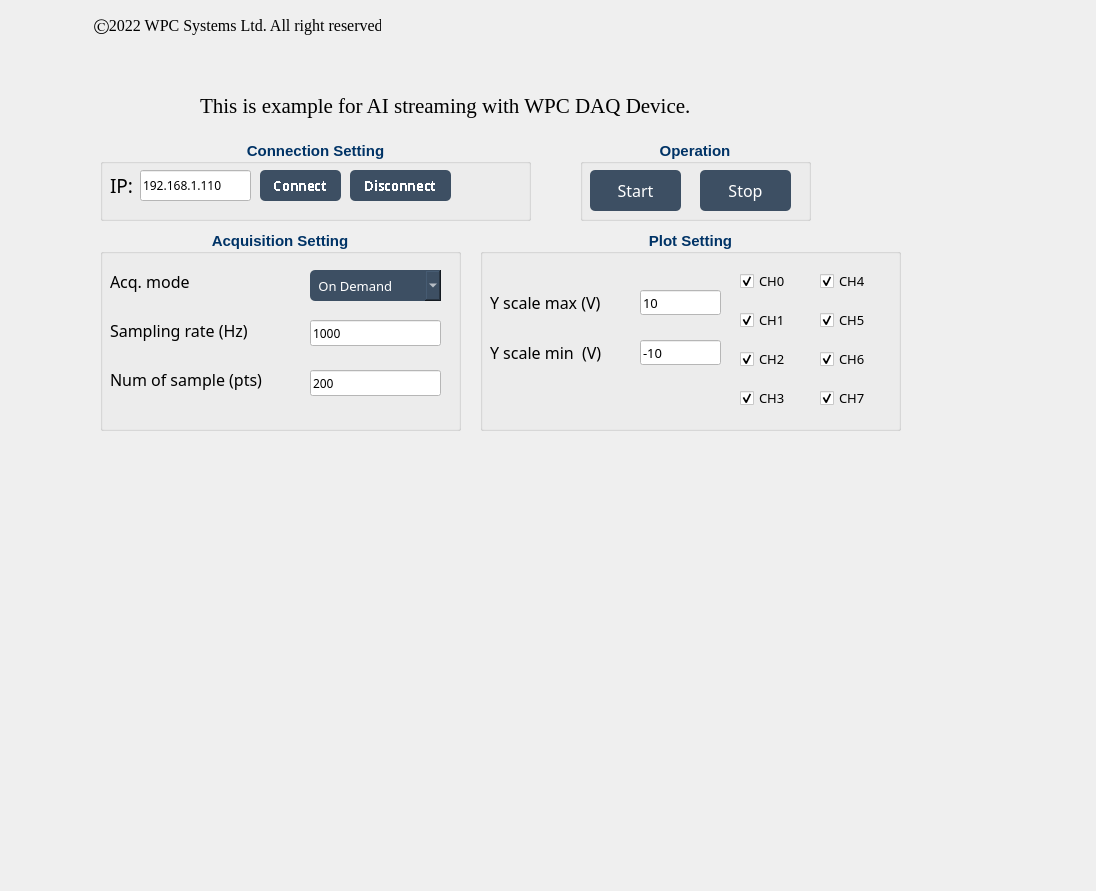
This is examples/GUI/AIO/Example_analog_input/UI_design/example_GUI_AI.ui in WPC-Systems-Ltd/WPC_Python_driver_release as Qt 5 draws it before an edit. The edited form follows.
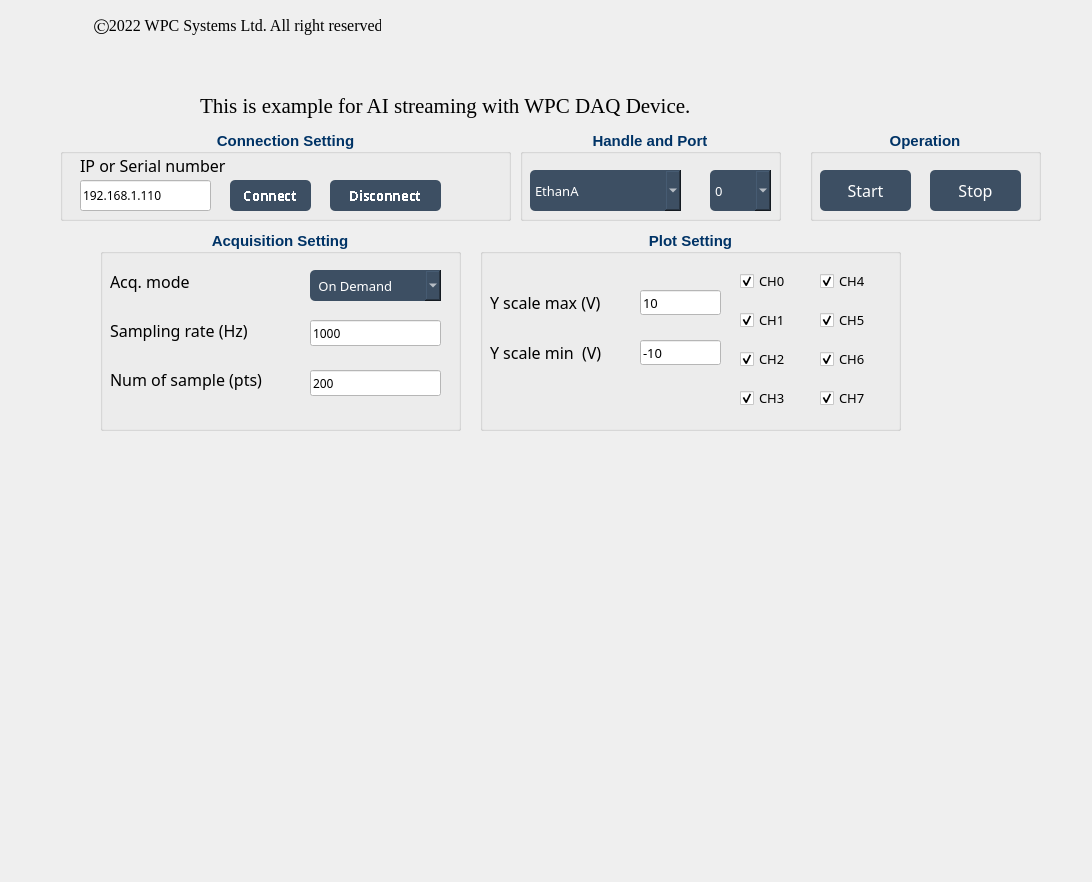
This is the edited form. Icons and pictures are not drawn. Custom widgets are drawn as their Qt base class.

Commit message:
v1.1.0 - New products release EthanO & EthanL (#51)
v1.1.0 Date: 2022/11/23, Developer: Chunglee_people
-----------------------------------------------------------

### Added
- Add handle combobox in GUI example code
- Add product `EthanL` & `EthanO`
- Add `AO_waveform_generation.py` example code

### Changed
- Update `WPC_DAQ_Devices_User_Manual` from r19 to r20

Patch:
```diff
--- a/examples/GUI/AIO/Example_analog_input/UI_design/example_GUI_AI.ui
+++ b/examples/GUI/AIO/Example_analog_input/UI_design/example_GUI_AI.ui
@@ -6,8 +6,8 @@
    <rect>
     <x>0</x>
     <y>0</y>
-    <width>1096</width>
-    <height>891</height>
+    <width>1092</width>
+    <height>882</height>
    </rect>
   </property>
   <property name="windowTitle">
@@ -17,10 +17,10 @@
    <widget class="QGroupBox" name="groupBox_connection">
     <property name="geometry">
      <rect>
-      <x>100</x>
-      <y>140</y>
-      <width>431</width>
-      <height>81</height>
+      <x>60</x>
+      <y>130</y>
+      <width>451</width>
+      <height>91</height>
      </rect>
     </property>
     <property name="palette">
@@ -491,9 +491,9 @@
     <widget class="QLabel" name="lb_ip">
      <property name="geometry">
       <rect>
-       <x>10</x>
-       <y>30</y>
-       <width>31</width>
+       <x>20</x>
+       <y>20</y>
+       <width>191</width>
        <height>31</height>
       </rect>
      </property>
@@ -537,21 +537,21 @@
      <property name="font">
       <font>
        <family>微軟正黑體</family>
-       <pointsize>14</pointsize>
+       <pointsize>12</pointsize>
        <weight>50</weight>
        <bold>false</bold>
       </font>
      </property>
      <property name="text">
-      <string>IP:</string>
+      <string>IP or Serial number</string>
      </property>
     </widget>
     <widget class="QLineEdit" name="lineEdit_IP">
      <property name="geometry">
       <rect>
-       <x>40</x>
-       <y>30</y>
-       <width>111</width>
+       <x>20</x>
+       <y>50</y>
+       <width>131</width>
        <height>31</height>
       </rect>
      </property>
@@ -570,8 +570,8 @@
     <widget class="QPushButton" name="btn_connect">
      <property name="geometry">
       <rect>
-       <x>160</x>
-       <y>30</y>
+       <x>170</x>
+       <y>50</y>
        <width>81</width>
        <height>31</height>
       </rect>
@@ -1052,9 +1052,9 @@
     <widget class="QPushButton" name="btn_disconnect">
      <property name="geometry">
       <rect>
-       <x>250</x>
-       <y>30</y>
-       <width>101</width>
+       <x>270</x>
+       <y>50</y>
+       <width>111</width>
        <height>31</height>
       </rect>
      </property>
@@ -1534,8 +1534,8 @@
     <widget class="QLabel" name="lb_led">
      <property name="geometry">
       <rect>
-       <x>370</x>
-       <y>20</y>
+       <x>390</x>
+       <y>30</y>
        <width>51</width>
        <height>51</height>
       </rect>
@@ -1559,10 +1559,10 @@
    <widget class="QGroupBox" name="groupBox_operation">
     <property name="geometry">
      <rect>
-      <x>580</x>
-      <y>140</y>
+      <x>810</x>
+      <y>130</y>
       <width>231</width>
-      <height>81</height>
+      <height>91</height>
      </rect>
     </property>
     <property name="palette">
@@ -2034,7 +2034,7 @@
      <property name="geometry">
       <rect>
        <x>10</x>
-       <y>30</y>
+       <y>40</y>
        <width>91</width>
        <height>41</height>
       </rect>
@@ -2067,7 +2067,7 @@
      <property name="geometry">
       <rect>
        <x>120</x>
-       <y>30</y>
+       <y>40</y>
        <width>91</width>
        <height>41</height>
       </rect>
@@ -4184,6 +4184,980 @@
      </rect>
     </property>
    </widget>
+   <widget class="QComboBox" name="comboBox_handle">
+    <property name="geometry">
+     <rect>
+      <x>530</x>
+      <y>170</y>
+      <width>151</width>
+      <height>41</height>
+     </rect>
+    </property>
+    <property name="palette">
+     <palette>
+      <active>
+       <colorrole role="WindowText">
+        <brush brushstyle="SolidPattern">
+         <color alpha="255">
+          <red>255</red>
+          <green>255</green>
+          <blue>255</blue>
+         </color>
+        </brush>
+       </colorrole>
+       <colorrole role="Button">
+        <brush brushstyle="SolidPattern">
+         <color alpha="255">
+          <red>61</red>
+          <green>79</green>
+          <blue>99</blue>
+         </color>
+        </brush>
+       </colorrole>
+       <colorrole role="Text">
+        <brush brushstyle="SolidPattern">
+         <color alpha="255">
+          <red>255</red>
+          <green>255</green>
+          <blue>255</blue>
+         </color>
+        </brush>
+       </colorrole>
+       <colorrole role="ButtonText">
+        <brush brushstyle="SolidPattern">
+         <color alpha="255">
+          <red>255</red>
+          <green>255</green>
+          <blue>255</blue>
+         </color>
+        </brush>
+       </colorrole>
+       <colorrole role="Base">
+        <brush brushstyle="SolidPattern">
+         <color alpha="255">
+          <red>61</red>
+          <green>79</green>
+          <blue>99</blue>
+         </color>
+        </brush>
+       </colorrole>
+       <colorrole role="Window">
+        <brush brushstyle="SolidPattern">
+         <color alpha="255">
+          <red>61</red>
+          <green>79</green>
+          <blue>99</blue>
+         </color>
+        </brush>
+       </colorrole>
+       <colorrole role="PlaceholderText">
+        <brush brushstyle="NoBrush">
+         <color alpha="128">
+          <red>255</red>
+          <green>255</green>
+          <blue>255</blue>
+         </color>
+        </brush>
+       </colorrole>
+      </active>
+      <inactive>
+       <colorrole role="WindowText">
+        <brush brushstyle="SolidPattern">
+         <color alpha="255">
+          <red>255</red>
+          <green>255</green>
+          <blue>255</blue>
+         </color>
+        </brush>
+       </colorrole>
+       <colorrole role="Button">
+        <brush brushstyle="SolidPattern">
+         <color alpha="255">
+          <red>61</red>
+          <green>79</green>
+          <blue>99</blue>
+         </color>
+        </brush>
+       </colorrole>
+       <colorrole role="Text">
+        <brush brushstyle="SolidPattern">
+         <color alpha="255">
+          <red>255</red>
+          <green>255</green>
+          <blue>255</blue>
+         </color>
+        </brush>
+       </colorrole>
+       <colorrole role="ButtonText">
+        <brush brushstyle="SolidPattern">
+         <color alpha="255">
+          <red>255</red>
+          <green>255</green>
+          <blue>255</blue>
+         </color>
+        </brush>
+       </colorrole>
+       <colorrole role="Base">
+        <brush brushstyle="SolidPattern">
+         <color alpha="255">
+          <red>61</red>
+          <green>79</green>
+          <blue>99</blue>
+         </color>
+        </brush>
+       </colorrole>
+       <colorrole role="Window">
+        <brush brushstyle="SolidPattern">
+         <color alpha="255">
+          <red>61</red>
+          <green>79</green>
+          <blue>99</blue>
+         </color>
+        </brush>
+       </colorrole>
+       <colorrole role="PlaceholderText">
+        <brush brushstyle="NoBrush">
+         <color alpha="128">
+          <red>255</red>
+          <green>255</green>
+          <blue>255</blue>
+         </color>
+        </brush>
+       </colorrole>
+      </inactive>
+      <disabled>
+       <colorrole role="WindowText">
+        <brush brushstyle="SolidPattern">
+         <color alpha="255">
+          <red>255</red>
+          <green>255</green>
+          <blue>255</blue>
+         </color>
+        </brush>
+       </colorrole>
+       <colorrole role="Button">
+        <brush brushstyle="SolidPattern">
+         <color alpha="255">
+          <red>61</red>
+          <green>79</green>
+          <blue>99</blue>
+         </color>
+        </brush>
+       </colorrole>
+       <colorrole role="Text">
+        <brush brushstyle="SolidPattern">
+         <color alpha="255">
+          <red>255</red>
+          <green>255</green>
+          <blue>255</blue>
+         </color>
+        </brush>
+       </colorrole>
+       <colorrole role="ButtonText">
+        <brush brushstyle="SolidPattern">
+         <color alpha="255">
+          <red>255</red>
+          <green>255</green>
+          <blue>255</blue>
+         </color>
+        </brush>
+       </colorrole>
+       <colorrole role="Base">
+        <brush brushstyle="SolidPattern">
+         <color alpha="255">
+          <red>61</red>
+          <green>79</green>
+          <blue>99</blue>
+         </color>
+        </brush>
+       </colorrole>
+       <colorrole role="Window">
+        <brush brushstyle="SolidPattern">
+         <color alpha="255">
+          <red>61</red>
+          <green>79</green>
+          <blue>99</blue>
+         </color>
+        </brush>
+       </colorrole>
+       <colorrole role="PlaceholderText">
+        <brush brushstyle="NoBrush">
+         <color alpha="128">
+          <red>255</red>
+          <green>255</green>
+          <blue>255</blue>
+         </color>
+        </brush>
+       </colorrole>
+      </disabled>
+     </palette>
+    </property>
+    <property name="font">
+     <font>
+      <family>微軟正黑體</family>
+      <pointsize>10</pointsize>
+      <weight>50</weight>
+      <bold>false</bold>
+      <kerning>true</kerning>
+     </font>
+    </property>
+    <property name="styleSheet">
+     <string notr="true">background-color: rgb(61, 79, 99);
+border-radius : 5px;
+color:  rgb(255, 255, 255); </string>
+    </property>
+    <property name="currentText">
+     <string>EthanA</string>
+    </property>
+    <property name="currentIndex">
+     <number>1</number>
+    </property>
+    <property name="minimumContentsLength">
+     <number>0</number>
+    </property>
+    <item>
+     <property name="text">
+      <string>WifiDAQE3A</string>
+     </property>
+    </item>
+    <item>
+     <property name="text">
+      <string>EthanA</string>
+     </property>
+    </item>
+    <item>
+     <property name="text">
+      <string>USBDAQF1AD</string>
+     </property>
+    </item>
+    <item>
+     <property name="text">
+      <string>USBDAQF1AOD</string>
+     </property>
+    </item>
+   </widget>
+   <widget class="QComboBox" name="comboBox_port">
+    <property name="geometry">
+     <rect>
+      <x>710</x>
+      <y>170</y>
+      <width>61</width>
+      <height>41</height>
+     </rect>
+    </property>
+    <property name="palette">
+     <palette>
+      <active>
+       <colorrole role="WindowText">
+        <brush brushstyle="SolidPattern">
+         <color alpha="255">
+          <red>255</red>
+          <green>255</green>
+          <blue>255</blue>
+         </color>
+        </brush>
+       </colorrole>
+       <colorrole role="Button">
+        <brush brushstyle="SolidPattern">
+         <color alpha="255">
+          <red>61</red>
+          <green>79</green>
+          <blue>99</blue>
+         </color>
+        </brush>
+       </colorrole>
+       <colorrole role="Text">
+        <brush brushstyle="SolidPattern">
+         <color alpha="255">
+          <red>255</red>
+          <green>255</green>
+          <blue>255</blue>
+         </color>
+        </brush>
+       </colorrole>
+       <colorrole role="ButtonText">
+        <brush brushstyle="SolidPattern">
+         <color alpha="255">
+          <red>255</red>
+          <green>255</green>
+          <blue>255</blue>
+         </color>
+        </brush>
+       </colorrole>
+       <colorrole role="Base">
+        <brush brushstyle="SolidPattern">
+         <color alpha="255">
+          <red>61</red>
+          <green>79</green>
+          <blue>99</blue>
+         </color>
+        </brush>
+       </colorrole>
+       <colorrole role="Window">
+        <brush brushstyle="SolidPattern">
+         <color alpha="255">
+          <red>61</red>
+          <green>79</green>
+          <blue>99</blue>
+         </color>
+        </brush>
+       </colorrole>
+       <colorrole role="PlaceholderText">
+        <brush brushstyle="NoBrush">
+         <color alpha="128">
+          <red>255</red>
+          <green>255</green>
+          <blue>255</blue>
+         </color>
+        </brush>
+       </colorrole>
+      </active>
+      <inactive>
+       <colorrole role="WindowText">
+        <brush brushstyle="SolidPattern">
+         <color alpha="255">
+          <red>255</red>
+          <green>255</green>
+          <blue>255</blue>
+         </color>
+        </brush>
+       </colorrole>
+       <colorrole role="Button">
+        <brush brushstyle="SolidPattern">
+         <color alpha="255">
+          <red>61</red>
+          <green>79</green>
+          <blue>99</blue>
+         </color>
+        </brush>
+       </colorrole>
+       <colorrole role="Text">
+        <brush brushstyle="SolidPattern">
+         <color alpha="255">
+          <red>255</red>
+          <green>255</green>
+          <blue>255</blue>
+         </color>
+        </brush>
+       </colorrole>
+       <colorrole role="ButtonText">
+        <brush brushstyle="SolidPattern">
+         <color alpha="255">
+          <red>255</red>
+          <green>255</green>
+          <blue>255</blue>
+         </color>
+        </brush>
+       </colorrole>
+       <colorrole role="Base">
+        <brush brushstyle="SolidPattern">
+         <color alpha="255">
+          <red>61</red>
+          <green>79</green>
+          <blue>99</blue>
+         </color>
+        </brush>
+       </colorrole>
+       <colorrole role="Window">
+        <brush brushstyle="SolidPattern">
+         <color alpha="255">
+          <red>61</red>
+          <green>79</green>
+          <blue>99</blue>
+         </color>
+        </brush>
+       </colorrole>
+       <colorrole role="PlaceholderText">
+        <brush brushstyle="NoBrush">
+         <color alpha="128">
+          <red>255</red>
+          <green>255</green>
+          <blue>255</blue>
+         </color>
+        </brush>
+       </colorrole>
+      </inactive>
+      <disabled>
+       <colorrole role="WindowText">
+        <brush brushstyle="SolidPattern">
+         <color alpha="255">
+          <red>255</red>
+          <green>255</green>
+          <blue>255</blue>
+         </color>
+        </brush>
+       </colorrole>
+       <colorrole role="Button">
+        <brush brushstyle="SolidPattern">
+         <color alpha="255">
+          <red>61</red>
+          <green>79</green>
+          <blue>99</blue>
+         </color>
+        </brush>
+       </colorrole>
+       <colorrole role="Text">
+        <brush brushstyle="SolidPattern">
+         <color alpha="255">
+          <red>255</red>
+          <green>255</green>
+          <blue>255</blue>
+         </color>
+        </brush>
+       </colorrole>
+       <colorrole role="ButtonText">
+        <brush brushstyle="SolidPattern">
+         <color alpha="255">
+          <red>255</red>
+          <green>255</green>
+          <blue>255</blue>
+         </color>
+        </brush>
+       </colorrole>
+       <colorrole role="Base">
+        <brush brushstyle="SolidPattern">
+         <color alpha="255">
+          <red>61</red>
+          <green>79</green>
+          <blue>99</blue>
+         </color>
+        </brush>
+       </colorrole>
+       <colorrole role="Window">
+        <brush brushstyle="SolidPattern">
+         <color alpha="255">
+          <red>61</red>
+          <green>79</green>
+          <blue>99</blue>
+         </color>
+        </brush>
+       </colorrole>
+       <colorrole role="PlaceholderText">
+        <brush brushstyle="NoBrush">
+         <color alpha="128">
+          <red>255</red>
+          <green>255</green>
+          <blue>255</blue>
+         </color>
+        </brush>
+       </colorrole>
+      </disabled>
+     </palette>
+    </property>
+    <property name="font">
+     <font>
+      <family>微軟正黑體</family>
+      <pointsize>10</pointsize>
+      <weight>50</weight>
+      <bold>false</bold>
+      <kerning>true</kerning>
+     </font>
+    </property>
+    <property name="styleSheet">
+     <string notr="true">background-color: rgb(61, 79, 99);
+border-radius : 5px;
+color:  rgb(255, 255, 255); </string>
+    </property>
+    <property name="currentText">
+     <string>0</string>
+    </property>
+    <item>
+     <property name="text">
+      <string>0</string>
+     </property>
+    </item>
+    <item>
+     <property name="text">
+      <string>1</string>
+     </property>
+    </item>
+   </widget>
+   <widget class="QGroupBox" name="groupBox_handle">
+    <property name="geometry">
+     <rect>
+      <x>520</x>
+      <y>130</y>
+      <width>261</width>
+      <height>91</height>
+     </rect>
+    </property>
+    <property name="palette">
+     <palette>
+      <active>
+       <colorrole role="WindowText">
+        <brush brushstyle="SolidPattern">
+         <color alpha="255">
+          <red>0</red>
+          <green>51</green>
+          <blue>102</blue>
+         </color>
+        </brush>
+       </colorrole>
+       <colorrole role="Button">
+        <brush brushstyle="SolidPattern">
+         <color alpha="255">
+          <red>255</red>
+          <green>255</green>
+          <blue>255</blue>
+         </color>
+        </brush>
+       </colorrole>
+       <colorrole role="Light">
+        <brush brushstyle="SolidPattern">
+         <color alpha="255">
+          <red>255</red>
+          <green>255</green>
+          <blue>255</blue>
+         </color>
+        </brush>
+       </colorrole>
+       <colorrole role="Midlight">
+        <brush brushstyle="SolidPattern">
+         <color alpha="255">
+          <red>255</red>
+          <green>255</green>
+          <blue>255</blue>
+         </color>
+        </brush>
+       </colorrole>
+       <colorrole role="Dark">
+        <brush brushstyle="SolidPattern">
+         <color alpha="255">
+          <red>127</red>
+          <green>127</green>
+          <blue>127</blue>
+         </color>
+        </brush>
+       </colorrole>
+       <colorrole role="Mid">
+        <brush brushstyle="SolidPattern">
+         <color alpha="255">
+          <red>170</red>
+          <green>170</green>
+          <blue>170</blue>
+         </color>
+        </brush>
+       </colorrole>
+       <colorrole role="Text">
+        <brush brushstyle="SolidPattern">
+         <color alpha="255">
+          <red>0</red>
+          <green>0</green>
+          <blue>0</blue>
+         </color>
+        </brush>
+       </colorrole>
+       <colorrole role="BrightText">
+        <brush brushstyle="SolidPattern">
+         <color alpha="255">
+          <red>255</red>
+          <green>255</green>
+          <blue>255</blue>
+         </color>
+        </brush>
+       </colorrole>
+       <colorrole role="ButtonText">
+        <brush brushstyle="SolidPattern">
+         <color alpha="255">
+          <red>0</red>
+          <green>0</green>
+          <blue>0</blue>
+         </color>
+        </brush>
+       </colorrole>
+       <colorrole role="Base">
+        <brush brushstyle="SolidPattern">
+         <color alpha="255">
+          <red>255</red>
+          <green>255</green>
+          <blue>255</blue>
+         </color>
+        </brush>
+       </colorrole>
+       <colorrole role="Window">
+        <brush brushstyle="SolidPattern">
+         <color alpha="255">
+          <red>255</red>
+          <green>255</green>
+          <blue>255</blue>
+         </color>
+        </brush>
+       </colorrole>
+       <colorrole role="Shadow">
+        <brush brushstyle="SolidPattern">
+         <color alpha="255">
+          <red>0</red>
+          <green>0</green>
+          <blue>0</blue>
+         </color>
+        </brush>
+       </colorrole>
+       <colorrole role="AlternateBase">
+        <brush brushstyle="SolidPattern">
+         <color alpha="255">
+          <red>255</red>
+          <green>255</green>
+          <blue>255</blue>
+         </color>
+        </brush>
+       </colorrole>
+       <colorrole role="ToolTipBase">
+        <brush brushstyle="SolidPattern">
+         <color alpha="255">
+          <red>255</red>
+          <green>255</green>
+          <blue>220</blue>
+         </color>
+        </brush>
+       </colorrole>
+       <colorrole role="ToolTipText">
+        <brush brushstyle="SolidPattern">
+         <color alpha="255">
+          <red>0</red>
+          <green>0</green>
+          <blue>0</blue>
+         </color>
+        </brush>
+       </colorrole>
+       <colorrole role="PlaceholderText">
+        <brush brushstyle="NoBrush">
+         <color alpha="128">
+          <red>0</red>
+          <green>0</green>
+          <blue>0</blue>
+         </color>
+        </brush>
+       </colorrole>
+      </active>
+      <inactive>
+       <colorrole role="WindowText">
+        <brush brushstyle="SolidPattern">
+         <color alpha="255">
+          <red>0</red>
+          <green>51</green>
+          <blue>102</blue>
+         </color>
+        </brush>
+       </colorrole>
+       <colorrole role="Button">
+        <brush brushstyle="SolidPattern">
+         <color alpha="255">
+          <red>255</red>
+          <green>255</green>
+          <blue>255</blue>
+         </color>
+        </brush>
+       </colorrole>
+       <colorrole role="Light">
+        <brush brushstyle="SolidPattern">
+         <color alpha="255">
+          <red>255</red>
+          <green>255</green>
+          <blue>255</blue>
+         </color>
+        </brush>
+       </colorrole>
+       <colorrole role="Midlight">
+        <brush brushstyle="SolidPattern">
+         <color alpha="255">
+          <red>255</red>
+          <green>255</green>
+          <blue>255</blue>
+         </color>
+        </brush>
+       </colorrole>
+       <colorrole role="Dark">
+        <brush brushstyle="SolidPattern">
+         <color alpha="255">
+          <red>127</red>
+          <green>127</green>
+          <blue>127</blue>
+         </color>
+        </brush>
+       </colorrole>
+       <colorrole role="Mid">
+        <brush brushstyle="SolidPattern">
+         <color alpha="255">
+          <red>170</red>
+          <green>170</green>
+          <blue>170</blue>
+         </color>
+        </brush>
+       </colorrole>
+       <colorrole role="Text">
+        <brush brushstyle="SolidPattern">
+         <color alpha="255">
+          <red>0</red>
+          <green>0</green>
+          <blue>0</blue>
+         </color>
+        </brush>
+       </colorrole>
+       <colorrole role="BrightText">
+        <brush brushstyle="SolidPattern">
+         <color alpha="255">
+          <red>255</red>
+          <green>255</green>
+          <blue>255</blue>
+         </color>
+        </brush>
+       </colorrole>
+       <colorrole role="ButtonText">
+        <brush brushstyle="SolidPattern">
+         <color alpha="255">
+          <red>0</red>
+          <green>0</green>
+          <blue>0</blue>
+         </color>
+        </brush>
+       </colorrole>
+       <colorrole role="Base">
+        <brush brushstyle="SolidPattern">
+         <color alpha="255">
+          <red>255</red>
+          <green>255</green>
+          <blue>255</blue>
+         </color>
+        </brush>
+       </colorrole>
+       <colorrole role="Window">
+        <brush brushstyle="SolidPattern">
+         <color alpha="255">
+          <red>255</red>
+          <green>255</green>
+          <blue>255</blue>
+         </color>
+        </brush>
+       </colorrole>
+       <colorrole role="Shadow">
+        <brush brushstyle="SolidPattern">
+         <color alpha="255">
+          <red>0</red>
+          <green>0</green>
+          <blue>0</blue>
+         </color>
+        </brush>
+       </colorrole>
+       <colorrole role="AlternateBase">
+        <brush brushstyle="SolidPattern">
+         <color alpha="255">
+          <red>255</red>
+          <green>255</green>
+          <blue>255</blue>
+         </color>
+        </brush>
+       </colorrole>
+       <colorrole role="ToolTipBase">
+        <brush brushstyle="SolidPattern">
+         <color alpha="255">
+          <red>255</red>
+          <green>255</green>
+          <blue>220</blue>
+         </color>
+        </brush>
+       </colorrole>
+       <colorrole role="ToolTipText">
+        <brush brushstyle="SolidPattern">
+         <color alpha="255">
+          <red>0</red>
+          <green>0</green>
+          <blue>0</blue>
+         </color>
+        </brush>
+       </colorrole>
+       <colorrole role="PlaceholderText">
+        <brush brushstyle="NoBrush">
+         <color alpha="128">
+          <red>0</red>
+          <green>0</green>
+          <blue>0</blue>
+         </color>
+        </brush>
+       </colorrole>
+      </inactive>
+      <disabled>
+       <colorrole role="WindowText">
+        <brush brushstyle="SolidPattern">
+         <color alpha="255">
+          <red>127</red>
+          <green>127</green>
+          <blue>127</blue>
+         </color>
+        </brush>
+       </colorrole>
+       <colorrole role="Button">
+        <brush brushstyle="SolidPattern">
+         <color alpha="255">
+          <red>255</red>
+          <green>255</green>
+          <blue>255</blue>
+         </color>
+        </brush>
+       </colorrole>
+       <colorrole role="Light">
+        <brush brushstyle="SolidPattern">
+         <color alpha="255">
+          <red>255</red>
+          <green>255</green>
+          <blue>255</blue>
+         </color>
+        </brush>
+       </colorrole>
+       <colorrole role="Midlight">
+        <brush brushstyle="SolidPattern">
+         <color alpha="255">
+          <red>255</red>
+          <green>255</green>
+          <blue>255</blue>
+         </color>
+        </brush>
+       </colorrole>
+       <colorrole role="Dark">
+        <brush brushstyle="SolidPattern">
+         <color alpha="255">
+          <red>127</red>
+          <green>127</green>
+          <blue>127</blue>
+         </color>
+        </brush>
+       </colorrole>
+       <colorrole role="Mid">
+        <brush brushstyle="SolidPattern">
+         <color alpha="255">
+          <red>170</red>
+          <green>170</green>
+          <blue>170</blue>
+         </color>
+        </brush>
+       </colorrole>
+       <colorrole role="Text">
+        <brush brushstyle="SolidPattern">
+         <color alpha="255">
+          <red>127</red>
+          <green>127</green>
+          <blue>127</blue>
+         </color>
+        </brush>
+       </colorrole>
+       <colorrole role="BrightText">
+        <brush brushstyle="SolidPattern">
+         <color alpha="255">
+          <red>255</red>
+          <green>255</green>
+          <blue>255</blue>
+         </color>
+        </brush>
+       </colorrole>
+       <colorrole role="ButtonText">
+        <brush brushstyle="SolidPattern">
+         <color alpha="255">
+          <red>127</red>
+          <green>127</green>
+          <blue>127</blue>
+         </color>
+        </brush>
+       </colorrole>
+       <colorrole role="Base">
+        <brush brushstyle="SolidPattern">
+         <color alpha="255">
+          <red>255</red>
+          <green>255</green>
+          <blue>255</blue>
+         </color>
+        </brush>
+       </colorrole>
+       <colorrole role="Window">
+        <brush brushstyle="SolidPattern">
+         <color alpha="255">
+          <red>255</red>
+          <green>255</green>
+          <blue>255</blue>
+         </color>
+        </brush>
+       </colorrole>
+       <colorrole role="Shadow">
+        <brush brushstyle="SolidPattern">
+         <color alpha="255">
+          <red>0</red>
+          <green>0</green>
+          <blue>0</blue>
+         </color>
+        </brush>
+       </colorrole>
+       <colorrole role="AlternateBase">
+        <brush brushstyle="SolidPattern">
+         <color alpha="255">
+          <red>255</red>
+          <green>255</green>
+          <blue>255</blue>
+         </color>
+        </brush>
+       </colorrole>
+       <colorrole role="ToolTipBase">
+        <brush brushstyle="SolidPattern">
+         <color alpha="255">
+          <red>255</red>
+          <green>255</green>
+          <blue>220</blue>
+         </color>
+        </brush>
+       </colorrole>
+       <colorrole role="ToolTipText">
+        <brush brushstyle="SolidPattern">
+         <color alpha="255">
+          <red>0</red>
+          <green>0</green>
+          <blue>0</blue>
+         </color>
+        </brush>
+       </colorrole>
+       <colorrole role="PlaceholderText">
+        <brush brushstyle="NoBrush">
+         <color alpha="128">
+          <red>0</red>
+          <green>0</green>
+          <blue>0</blue>
+         </color>
+        </brush>
+       </colorrole>
+      </disabled>
+     </palette>
+    </property>
+    <property name="font">
+     <font>
+      <family>Arial</family>
+      <pointsize>11</pointsize>
+      <weight>75</weight>
+      <bold>true</bold>
+     </font>
+    </property>
+    <property name="layoutDirection">
+     <enum>Qt::LeftToRight</enum>
+    </property>
+    <property name="title">
+     <string>Handle and Port</string>
+    </property>
+    <property name="alignment">
+     <set>Qt::AlignCenter</set>
+    </property>
+    <property name="flat">
+     <bool>false</bool>
+    </property>
+    <property name="checkable">
+     <bool>false</bool>
+    </property>
+   </widget>
+   <zorder>groupBox_handle</zorder>
+   <zorder>groupBox_connection</zorder>
+   <zorder>groupBox_operation</zorder>
+   <zorder>groupBox_paramSetting</zorder>
+   <zorder>groupBox_plotSetting</zorder>
+   <zorder>lb_rights</zorder>
+   <zorder>lb_declare</zorder>
+   <zorder>lb_trademark</zorder>
+   <zorder>MplWidget</zorder>
+   <zorder>comboBox_handle</zorder>
+   <zorder>comboBox_port</zorder>
   </widget>
  </widget>
  <customwidgets>
```
The commit also changes 339 other files.
